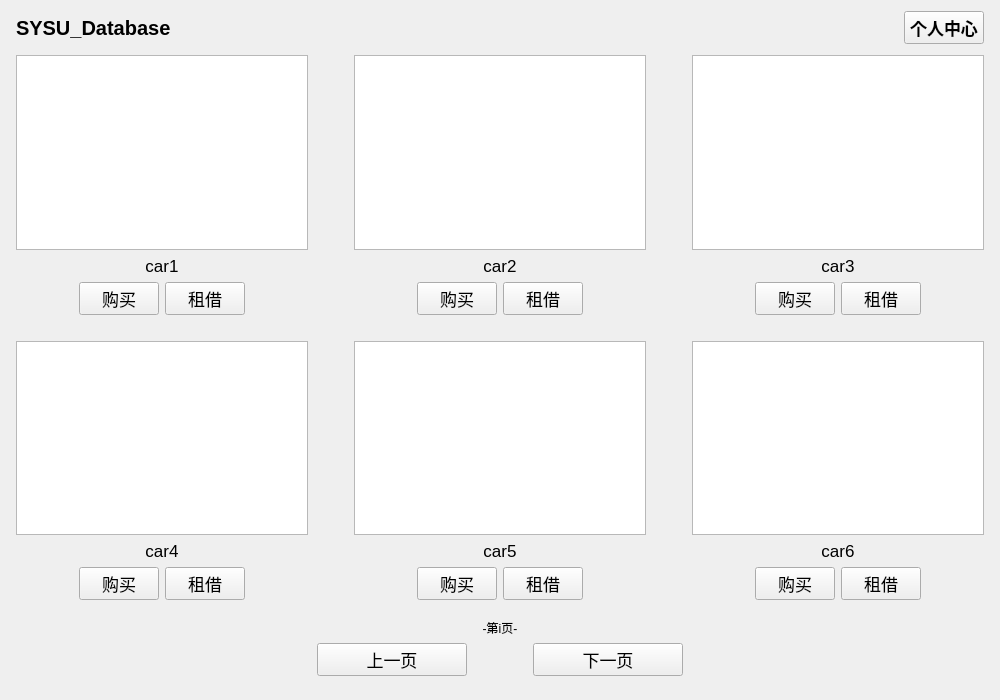
Above: qt/ui/user_main.ui from dsh-weedy/SYSU-database-ex before the change. Below: the same form after it.
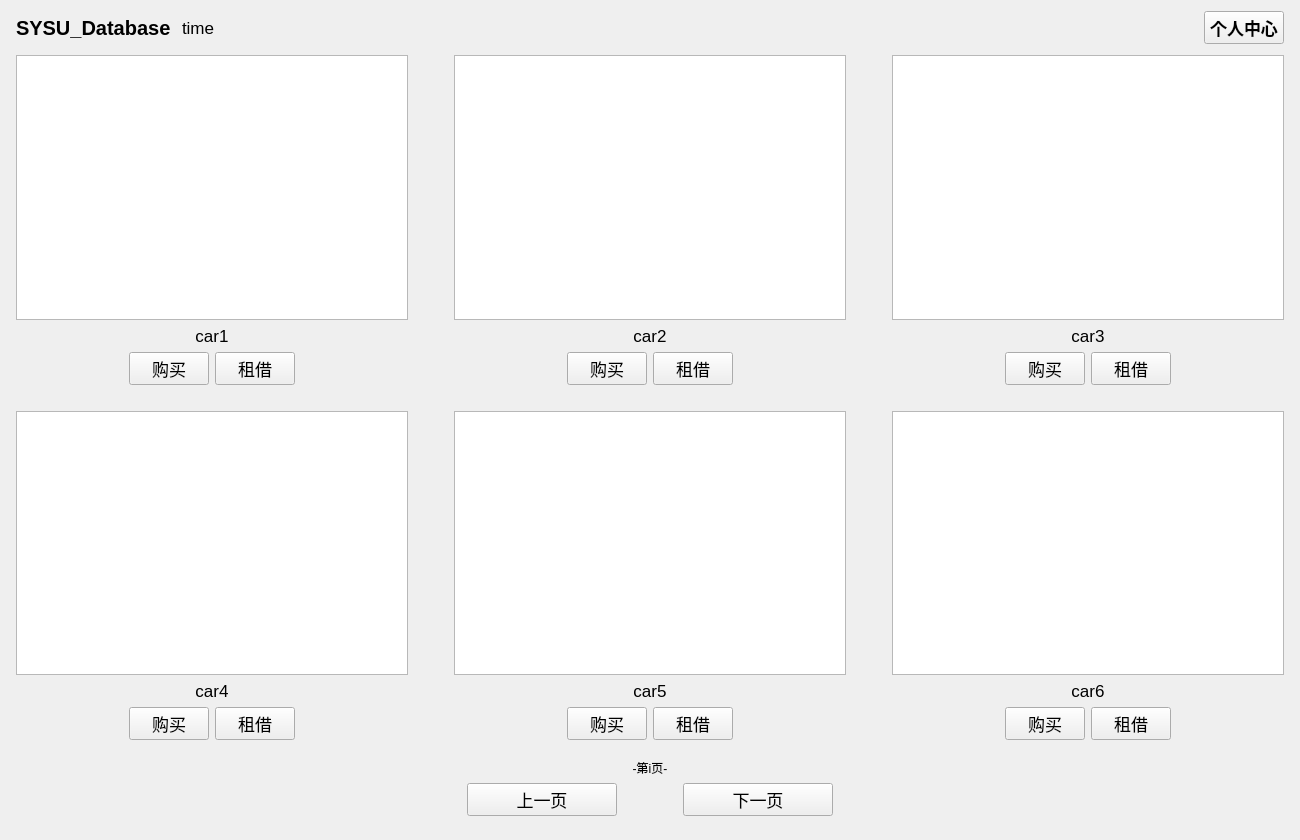
That is the form after the change.

What changed in the file:
```diff
--- a/qt/ui/user_main.ui
+++ b/qt/ui/user_main.ui
@@ -6,8 +6,8 @@
    <rect>
     <x>0</x>
     <y>0</y>
-    <width>1000</width>
-    <height>700</height>
+    <width>1300</width>
+    <height>840</height>
    </rect>
   </property>
   <property name="windowTitle">
@@ -48,6 +48,37 @@
          </property>
         </widget>
        </item>
+       <item>
+        <spacer name="horizontalSpacer_21">
+         <property name="orientation">
+          <enum>Qt::Horizontal</enum>
+         </property>
+         <property name="sizeType">
+          <enum>QSizePolicy::Fixed</enum>
+         </property>
+         <property name="sizeHint" stdset="0">
+          <size>
+           <width>5</width>
+           <height>20</height>
+          </size>
+         </property>
+        </spacer>
+       </item>
+       <item>
+        <widget class="QLabel" name="label_time">
+         <property name="font">
+          <font>
+           <pointsize>13</pointsize>
+          </font>
+         </property>
+         <property name="text">
+          <string>time</string>
+         </property>
+         <property name="alignment">
+          <set>Qt::AlignLeading|Qt::AlignLeft|Qt::AlignVCenter</set>
+         </property>
+        </widget>
+       </item>
        <item>
         <spacer name="horizontalSpacer_20">
          <property name="orientation">
```
